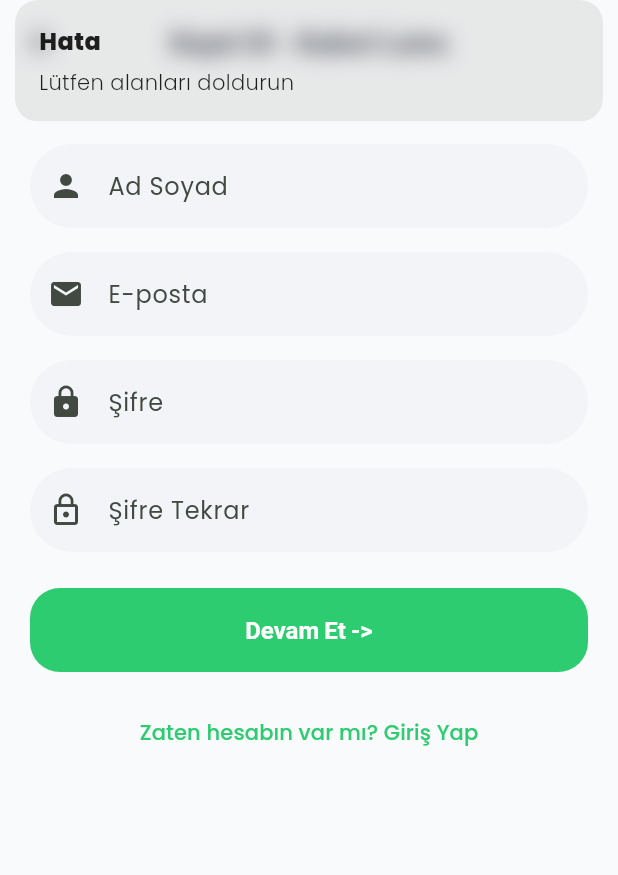
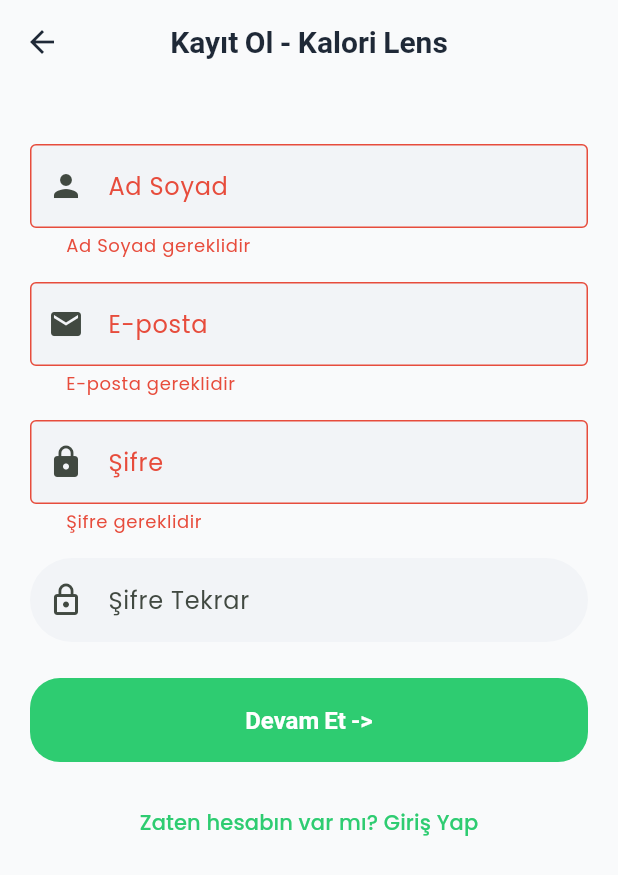
Before and after one commit to tarikmenguc/mobile, a Flutter app: the RegisterView screen opened by its route, after a tap on "Devam Et ->", on a phone screen of 412 x 824 dp. Shown: the top 875 px of the screen. Run offline on Flutter 3.47's test engine with Material 3 defaults, Android fonts, the phone set to English and light mode, and no system bars; our stand-ins replace dio, file_picker, fl_chart, get, get_storage, google_fonts and 2 more; accounts and stored records are empty.

```diff
--- a/mobile/lib/app/modules/auth/controllers/auth_controller.dart
+++ b/mobile/lib/app/modules/auth/controllers/auth_controller.dart
@@ -84,6 +84,10 @@ class AuthController extends GetxController {
 
   // Called from RegisterView -> Moves to Onboarding
   void startRegistration(String name, String email, String password) {
+    if (!GetUtils.isEmail(email)) {
+      Get.snackbar('Hata', 'Lütfen geçerli bir e-posta adresi giriniz.');
+      return;
+    }
     tempRegisterData['ad_soyad'] = name;
     tempRegisterData['email'] = email;
     tempRegisterData['password'] = password;
@@ -105,10 +109,7 @@ class AuthController extends GetxController {
         'cinsiyet': _mapGenderToBackend(gender.value),
         'aktivite_seviyesi': _mapActivityToBackend(activityLevel.value),
       };
-      print("DATA PREPARED: $fullData");
-
       final response = await dio.post('/auth/register', data: fullData);
-      print("RESPONSE: ${response.statusCode} - ${response.data}");
 
       if (response.statusCode == 201) {
         final token = response.data['token'];
--- a/mobile/lib/app/modules/auth/views/register_view.dart
+++ b/mobile/lib/app/modules/auth/views/register_view.dart
@@ -6,82 +6,111 @@ class RegisterView extends GetView<AuthController> {
   const RegisterView({Key? key}) : super(key: key);
 
   @override
+  @override
   Widget build(BuildContext context) {
-    // Controllers defined here are fine for stateless widgets (GetView is stateless)
-    // providing the widget isn't constantly rebuilt by parents.
     final nameController = TextEditingController();
     final emailController = TextEditingController();
     final passwordController = TextEditingController();
     final confirmPasswordController = TextEditingController();
+    final formKey = GlobalKey<FormState>();
 
     return Scaffold(
       appBar: AppBar(title: const Text('Kayıt Ol - Kalori Lens')),
       body: Padding(
         padding: const EdgeInsets.all(20.0),
         child: SingleChildScrollView(
+          child: Form(
+            key: formKey,
             child: Column(
               children: [
                 const SizedBox(height: 20),
-              TextField(
+                TextFormField(
                   controller: nameController,
                   decoration: const InputDecoration(
                       labelText: 'Ad Soyad',
                       border: OutlineInputBorder(),
                       prefixIcon: Icon(Icons.person)),
+                  validator: (value) {
+                    if (value == null || value.isEmpty) {
+                      return 'Ad Soyad gereklidir';
+                    }
+                    if (value.length < 3) {
+                      return 'En az 3 karakter olmalı';
+                    }
+                    return null;
+                  },
                 ),
                 const SizedBox(height: 16),
-              TextField(
+                TextFormField(
                   controller: emailController,
                   decoration: const InputDecoration(
                       labelText: 'E-posta',
                       border: OutlineInputBorder(),
                       prefixIcon: Icon(Icons.email)),
                   keyboardType: TextInputType.emailAddress,
+                  validator: (value) {
+                    if (value == null || value.isEmpty) {
+                      return 'E-posta gereklidir';
+                    }
+                    if (!GetUtils.isEmail(value)) {
+                      return 'Geçerli bir e-posta giriniz';
+                    }
+                    return null;
+                  },
                 ),
                 const SizedBox(height: 16),
-              TextField(
+                TextFormField(
                   controller: passwordController,
                   decoration: const InputDecoration(
                       labelText: 'Şifre',
                       border: OutlineInputBorder(),
                       prefixIcon: Icon(Icons.lock)),
                   obscureText: true,
+                  validator: (value) {
+                    if (value == null || value.isEmpty) {
+                      return 'Şifre gereklidir';
+                    }
+                    if (value.length < 6) {
+                      return 'Şifre en az 6 karakter olmalı';
+                    }
+                    return null;
+                  },
                 ),
                 const SizedBox(height: 16),
-              TextField(
+                TextFormField(
                   controller: confirmPasswordController,
                   decoration: const InputDecoration(
                       labelText: 'Şifre Tekrar',
                       border: OutlineInputBorder(),
                       prefixIcon: Icon(Icons.lock_outline)),
                   obscureText: true,
+                  validator: (value) {
+                    if (value != passwordController.text) {
+                      return 'Şifreler uyuşmuyor';
+                    }
+                    return null;
+                  },
                 ),
                 const SizedBox(height: 24),
                 SizedBox(
                   width: double.infinity,
                   child: Obx(() {
-                  // Wrapping strictly the button content check
                     if (controller.isLoading.value) {
                       return const Center(child: CircularProgressIndicator());
                     }
                     return ElevatedButton(
                       onPressed: () {
-                      if (passwordController.text !=
-                          confirmPasswordController.text) {
-                        Get.snackbar('Hata', 'Şifreler uyuşmuyor');
-                        return;
-                      }
-                      if (emailController.text.isEmpty ||
-                          passwordController.text.isEmpty) {
-                        Get.snackbar('Hata', 'Lütfen alanları doldurun');
-                        return;
-                      }
-                      // Navigate to Onboarding with data
+                        if (formKey.currentState!.validate()) {
+                          // Form geçerliyse devam et
                           controller.startRegistration(
                             nameController.text,
                             emailController.text,
                             passwordController.text,
                           );
+                        } else {
+                          // Hata varsa snackbar ile de uyar (opsiyonel)
+                          // Get.snackbar('Hata', 'Lütfen hatalı alanları düzeltin');
+                        }
                       },
                       style: ElevatedButton.styleFrom(
                           padding: const EdgeInsets.symmetric(vertical: 16)),
@@ -98,6 +127,7 @@ class RegisterView extends GetView<AuthController> {
             ),
           ),
         ),
+      ),
     );
   }
 }
--- a/mobile/lib/app/modules/profile/views/profile_view.dart
+++ b/mobile/lib/app/modules/profile/views/profile_view.dart
@@ -3,6 +3,7 @@ import 'package:get/get.dart';
 import 'package:fl_chart/fl_chart.dart';
 import '../controllers/profile_controller.dart';
 import 'package:mobile/app/theme/app_colors.dart';
+import 'package:get_storage/get_storage.dart';
 
 class ProfileView extends GetView<ProfileController> {
   const ProfileView({Key? key}) : super(key: key);
@@ -115,7 +116,8 @@ class ProfileView extends GetView<ProfileController> {
                         horizontal: 30, vertical: 15),
                     side: const BorderSide(color: Colors.red),
                     minimumSize: const Size(double.infinity, 50)),
-              )
+              ),
+              const SizedBox(height: 30),
             ],
           ),
         );
--- a/mobile/lib/app/routes/app_routes.dart
+++ b/mobile/lib/app/routes/app_routes.dart
@@ -1,9 +1,11 @@
 class Routes {
   Routes._();
-  static const HOME = '/home';
+  static const INITIAL = '/';
+  static const WELCOME = '/welcome'; // New Onboarding
+  static const ONBOARDING = '/onboarding'; // Auth Profile Setup
   static const LOGIN = '/login';
   static const REGISTER = '/register';
-  static const ONBOARDING = '/onboarding';
+  static const HOME = '/home';
   static const FOOD_ENTRY = '/food-entry';
   static const AI_ANALYSIS = '/ai-analysis';
   static const ROOT = '/root';
```
Also changed, not shown: mobile/lib/app/modules/auth/views/login_view.dart (+30 -2 lines), mobile/lib/app/modules/onboarding/bindings/onboarding_binding.dart (added, +9 -0 lines), mobile/lib/app/modules/onboarding/controllers/onboarding_controller.dart (added, +24 -0 lines), mobile/lib/app/modules/onboarding/views/onboarding_view.dart (added, +120 -0 lines), mobile/lib/app/routes/app_pages.dart (+44 -26 lines), mobile/assets/images/onboarding_health.png (added), mobile/assets/images/onboarding_recipe.png (added), mobile/assets/images/onboarding_scan.png (added), 1 other file. Lines whose indentation alone changed are shown as unchanged.
